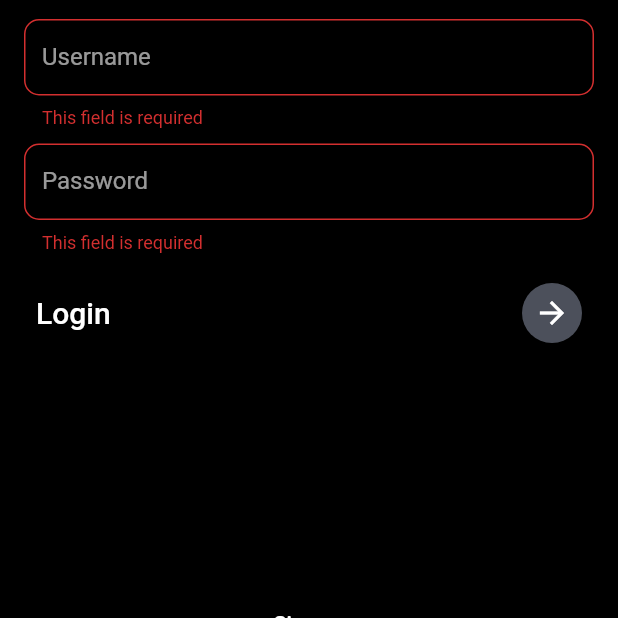
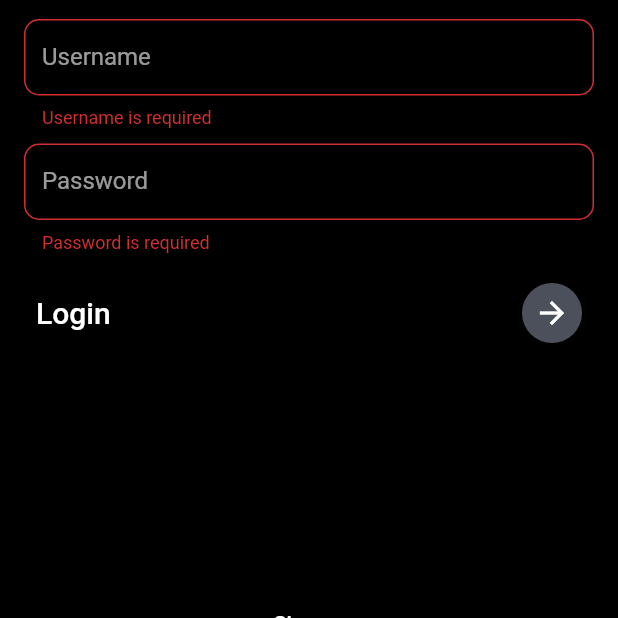
Before and after one commit to hubble459/wuxia, a Flutter app: the screen it shows after launch, after a tap on the "arrow forward" icon, on a phone screen of 412 x 824 dp, the part 431-1049 px from its top. Run offline on Flutter 3.47's test engine with Material 2 defaults, Android fonts, the phone set to English and light mode, and no system bars; our stand-ins replace cached_network_image, fixnum, flutter_i18n, flutter_secure_storage, fluttertoast, infinite_scroll_pagination and 3 more; missing offline and left inert: grpc, protobuf; accounts and stored records are empty; statements that could not run were skipped.

Commit message:
made validator builder and cleaned up register/login

```diff
--- a/lib/main.dart
+++ b/lib/main.dart
@@ -47,7 +47,6 @@ class MyApp extends StatelessWidget {
       home: const SplashScreen(),
       routes: {
         'login': (context) => const LoginScreen(),
-        // 'register': (context) => const RegisterScreen(),
         'root_nav': (context) => const RootNavScreen(),
         'settings': (context) => const SettingsScreen(),
       },
--- a/lib/screen/login_screen.dart
+++ b/lib/screen/login_screen.dart
@@ -6,6 +6,7 @@ import 'package:shared_preferences/shared_preferences.dart';
 import 'package:wuxia/api.dart';
 import 'package:wuxia/constant.dart';
 import 'package:wuxia/gen/user.pb.dart';
+import 'package:wuxia/util/validator_builder.dart';
 
 class LoginScreen extends StatefulWidget {
   const LoginScreen({Key? key}) : super(key: key);
@@ -19,7 +20,6 @@ class _LoginScreenState extends State<LoginScreen> {
   final uController = TextEditingController();
   final eController = TextEditingController();
   final pController = TextEditingController();
-  final cController = TextEditingController();
   bool isLogin = true;
 
   String? error;
@@ -40,28 +40,32 @@ class _LoginScreenState extends State<LoginScreen> {
     uController.dispose();
     eController.dispose();
     pController.dispose();
-    cController.dispose();
     super.dispose();
   }
 
-  void login() async {
+  void submit() async {
+    error = null;
     final invalid = !fkLogin.currentState!.validate();
     if (invalid) {
       return;
     }
 
-    final username = uController.text;
-    final password = pController.text;
-
     try {
-      final user = await api.user.login(UserRequest(
-        username: username,
-        password: password,
-      ));
-      SharedPreferences.getInstance().then((instance) => instance.setString('username', username));
+      UserTokenReply user;
+      if (isLogin) {
+        user = await login();
+      } else {
+        user = await register();
+      }
 
       API.token = user.token;
-      await const FlutterSecureStorage().write(key: 'token', value: user.token);
+
+      // Asynchronously save username and token
+      (() async {
+        const FlutterSecureStorage().write(key: 'token', value: user.token);
+        final instance = await SharedPreferences.getInstance();
+        instance.setString('username', user.user.username);
+      })();
 
       if (!mounted) {
         return;
@@ -71,50 +75,22 @@ class _LoginScreenState extends State<LoginScreen> {
       if (e is GrpcError) {
         error = e.message;
       }
-
-      setState(() {
-        pController.text = '';
-      });
     }
   }
 
-  void register() async {
-    final invalid = !fkLogin.currentState!.validate();
-    if (invalid) {
-      return;
-    }
-
-    final String username = uController.text;
-    final String email = eController.text;
-    final String password = pController.text;
-    final String confirmPassword = cController.text;
-
-    if (password != confirmPassword) {
-      error = FlutterI18n.translate(context, 'login.password_not_match');
-      setState(() {});
-    }
-
-    try {
-      await api.user.register(UserRegisterRequest(
-        username: username,
-        email: email,
-        password: password,
-      ));
-      if (!mounted) {
-        return;
-      }
-      Navigator.of(context).pushReplacementNamed('root_nav');
-    } catch (e) {
-      if (e is GrpcError) {
-        setState(() {
-          error = e.message;
-        });
-      }
-    }
+  ResponseFuture<UserTokenReply> login() {
+    return api.user.login(UserRequest(
+      username: uController.text,
+      password: pController.text,
+    ));
   }
 
-  String? requiredField(String? value) {
-    return value != null && value.isNotEmpty ? null : 'This field is required';
+  ResponseFuture<UserTokenReply> register() {
+    return api.user.register(UserRegisterRequest(
+      username: uController.text,
+      email: eController.text,
+      password: pController.text,
+    ));
   }
 
   @override
@@ -136,12 +112,27 @@ class _LoginScreenState extends State<LoginScreen> {
                       FlutterI18n.translate(context, isLogin ? 'login.welcome' : 'login.sign_up'),
                       style: Theme.of(context).textTheme.headlineMedium,
                     ),
+                    ...(error != null
+                        ? [
+                            Padding(
+                              padding: const EdgeInsets.all(8.0),
+                              child: Text(
+                                error!,
+                                style: const TextStyle(color: Colors.red),
+                              ),
+                            )
+                          ]
+                        : []),
                     Form(
                       key: fkLogin,
                       child: Column(
                         children: [
                           TextFormField(
-                            validator: requiredField,
+                            validator: ValidatorBuilder.translate(context, 'login.username')
+                                .required()
+                                .minLength(3)
+                                .maxLength(20)
+                                .build(),
                             controller: uController,
                             textInputAction: TextInputAction.next,
                             decoration: InputDecoration(
@@ -155,8 +146,9 @@ class _LoginScreenState extends State<LoginScreen> {
                                     height: Constants.padding,
                                   ),
                                   TextFormField(
-                                    validator: requiredField,
+                                    validator: ValidatorBuilder.translate(context, 'login.email').required().isEmail().build(),
                                     controller: eController,
+                                    keyboardType: TextInputType.emailAddress,
                                     textInputAction: TextInputAction.next,
                                     decoration: InputDecoration(
                                       label: I18nText('login.email'),
@@ -166,9 +158,17 @@ class _LoginScreenState extends State<LoginScreen> {
                           const SizedBox(height: Constants.padding),
                           TextFormField(
                             obscureText: true,
-                            validator: requiredField,
+                            validator: ValidatorBuilder.translate(context, 'login.password')
+                                .required()
+                                .minLength(3)
+                                .maxLength(255)
+                                .hasNumber()
+                                .hasSpecialCharacter()
+                                .hasUppercase()
+                                .hasLowercase()
+                                .build(),
                             textInputAction: isLogin ? TextInputAction.done : TextInputAction.next,
-                            onFieldSubmitted: (password) => login(),
+                            onFieldSubmitted: (password) => submit(),
                             controller: pController,
                             decoration: InputDecoration(
                               label: I18nText('login.password'),
@@ -179,11 +179,15 @@ class _LoginScreenState extends State<LoginScreen> {
                               : [
                                   const SizedBox(height: Constants.padding),
                                   TextFormField(
-                                    validator: requiredField,
+                                    validator: ValidatorBuilder.translate(context, 'login.confirm_password')
+                                        .required()
+                                        .custom((value) => value == pController.text
+                                            ? null
+                                            : FlutterI18n.translate(context, 'validator.password_not_match'))
+                                        .build(),
                                     obscureText: true,
                                     textInputAction: TextInputAction.done,
-                                    onFieldSubmitted: (password) => register(),
-                                    controller: cController,
+                                    onFieldSubmitted: (password) => submit(),
                                     decoration: InputDecoration(
                                       label: I18nText('login.confirm_password'),
                                     ),
@@ -203,7 +207,7 @@ class _LoginScreenState extends State<LoginScreen> {
                                   backgroundColor: const Color(0xff4c505b),
                                   child: IconButton(
                                     color: Colors.white,
-                                    onPressed: isLogin ? login : register,
+                                    onPressed: submit,
                                     icon: const Icon(
                                       Icons.arrow_forward,
                                     ),
@@ -217,7 +221,10 @@ class _LoginScreenState extends State<LoginScreen> {
                     ),
                     Center(
                       child: TextButton(
-                        onPressed: () => setState(() => isLogin = !isLogin),
+                        onPressed: () => setState(() {
+                          error = null;
+                          isLogin = !isLogin;
+                        }),
                         style: const ButtonStyle(),
                         child: Text(
                           FlutterI18n.translate(context, isLogin ? 'login.sign_up' : 'login.title'),
--- a/lib/util/validator_builder.dart
+++ b/lib/util/validator_builder.dart
@@ -1,9 +1,114 @@
+import 'package:flutter/material.dart';
+import 'package:flutter_i18n/flutter_i18n.dart';
+
+final emailRegex = RegExp(r'^[^\s@]+@([^\s@.,]+\.)+[^\s@.,]{2,}$');
+
+typedef Validator = String? Function(String? value);
+
 class ValidatorBuilder {
+  final BuildContext context;
+  final String name;
+  final List<Validator> _validators = [];
+
+  ValidatorBuilder(this.context, this.name);
+
+  factory ValidatorBuilder.translate(BuildContext context, String key) {
+    return ValidatorBuilder(context, FlutterI18n.translate(context, key));
+  }
+
   ValidatorBuilder required() {
+    return custom(_required);
+  }
+
+  ValidatorBuilder isEmail() {
+    return required().custom(_isEmail);
+  }
+
+  ValidatorBuilder isNumber() {
+    return required().matches(RegExp(r'^\d+$'), _t('validator.is_number'));
+  }
+
+  ValidatorBuilder isString() {
+    return required().matches(RegExp(r'\w'), _t('validator.is_string'));
+  }
+
+  ValidatorBuilder hasNumber() {
+    return required().matches(RegExp(r'\d'), _t('validator.has_number'));
+  }
+
+  ValidatorBuilder hasSpecialCharacter() {
+    return required().matches(RegExp(r'[^a-zA-Z0-9]'), _t('validator.has_special_character'));
+  }
+
+  ValidatorBuilder hasUppercase() {
+    return required().matches(RegExp(r'[A-Z]'), _t('validator.has_uppercase'));
+  }
+
+  ValidatorBuilder hasLowercase() {
+    return required().matches(RegExp(r'[a-z]'), _t('validator.has_lowercase'));
+  }
+
+  ValidatorBuilder custom(Validator validator) {
+    if (!_validators.contains(validator)) {
+      _validators.add(validator);
+    }
     return this;
   }
 
-  build() {
-    return (String? value) {};
+  ValidatorBuilder minLength(int length) {
+    return required().custom((String? value) {
+      return value!.length >= length
+          ? null
+          : _t('validator.min_length', {
+              'length': length.toString(),
+            });
+    });
+  }
+
+  ValidatorBuilder maxLength(int length) {
+    return required().custom((String? value) {
+      return value!.length <= length
+          ? null
+          : _t('validator.max_length', {
+              'length': length.toString(),
+            });
+    });
+  }
+
+  ValidatorBuilder matches(RegExp expression, [String? message]) {
+    return required().custom((String? value) {
+      return expression.hasMatch(value!)
+          ? null
+          : message ??
+              _t('validator.regex', {
+                'regex': expression.pattern,
+              });
+    });
+  }
+
+  String? _required(String? value) {
+    return value != null && value.trim().isNotEmpty ? null : _t('validator.required');
+  }
+
+  String? _isEmail(String? value) {
+    return emailRegex.hasMatch(value!) ? null : _t('validator.email');
+  }
+
+  String _t(String key, [Map<String, String>? params]) {
+    final p = params ?? {};
+    p['name'] ??= name;
+    return FlutterI18n.translate(context, key, translationParams: p);
+  }
+
+  Validator build() {
+    return (String? value) {
+      for (final validator in _validators) {
+        final error = validator(value);
+        if (error != null) {
+          return error;
+        }
+      }
+      return null;
+    };
   }
 }
```
Also changed, not shown: assets/flutter_i18n/en.yaml (+14 -2 lines), lib/screen/register_screen.dart (deleted, +0 -156 lines).
